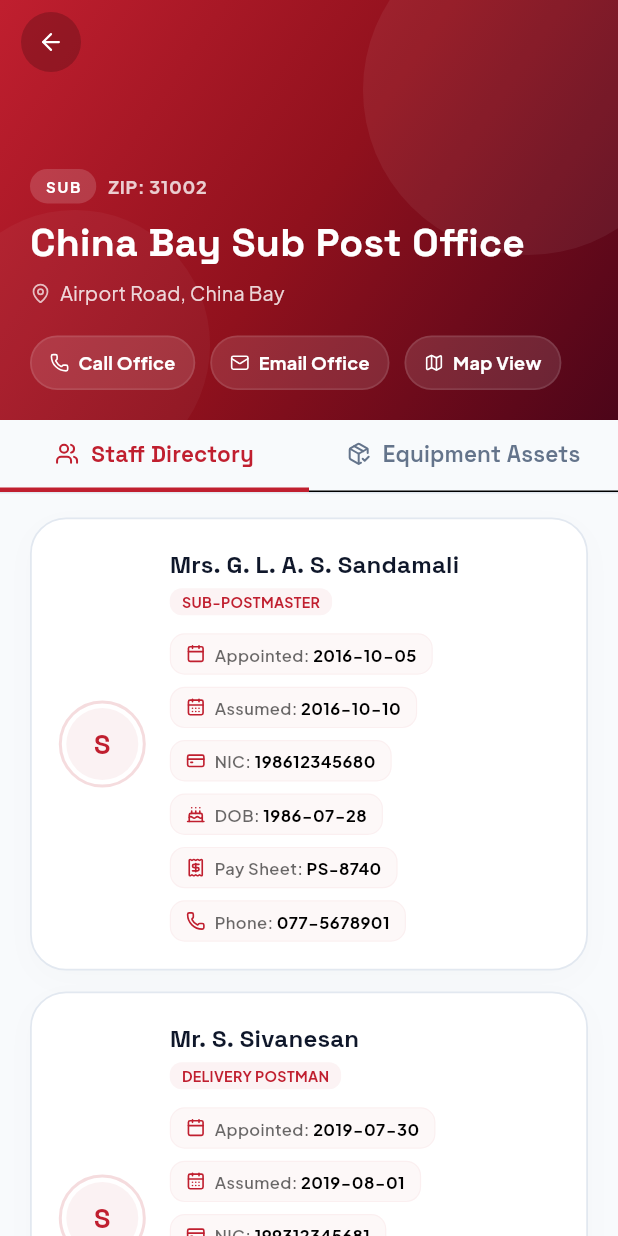
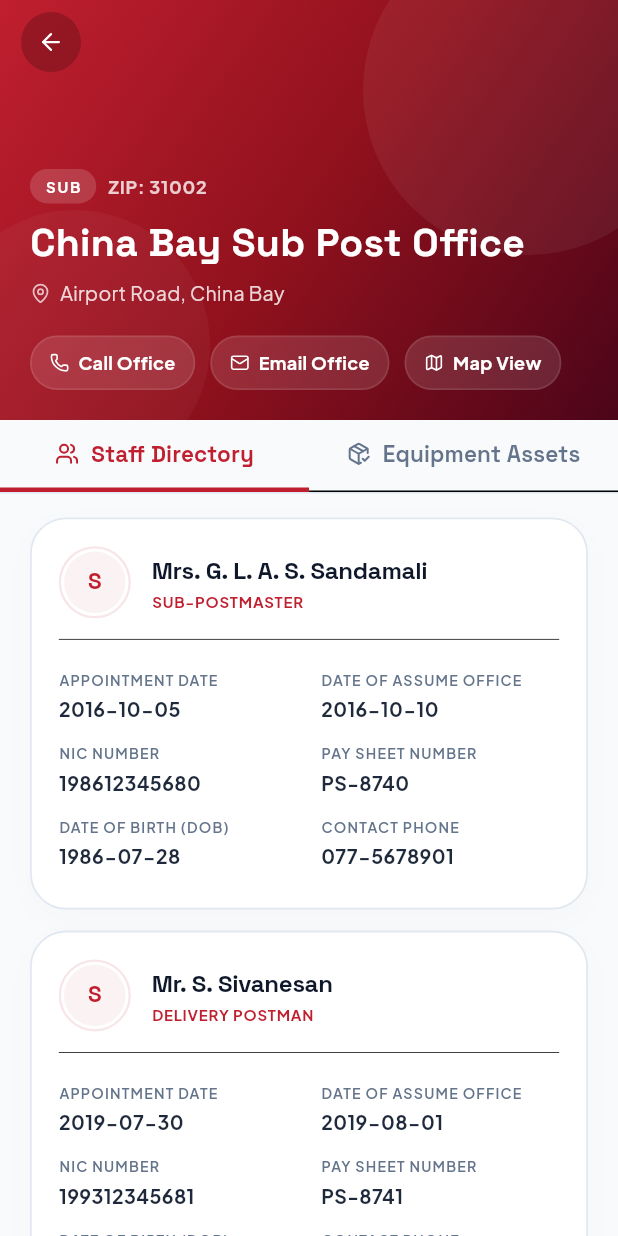
Before and after one commit to Muzakkir-yash/Trincomalee-Post-app, a Flutter app: the screen it shows after launch, after a tap on "Sub POs", after a tap on "China Bay Sub Post Office", on a phone screen of 412 x 824 dp. Run offline on Flutter 3.47's test engine with Material 3 defaults, Android fonts, the phone set to English and light mode, and no system bars; our stand-ins replace cloud_firestore, firebase_core, flutter_lucide, google_fonts; accounts and stored records are empty.

Commit message:
style: Refactor staff cards to a professional 2-column HR metadata grid

```diff
--- a/lib/screens/detail_screen.dart
+++ b/lib/screens/detail_screen.dart
@@ -674,42 +674,43 @@ class _DetailScreenState extends State<DetailScreen> with SingleTickerProviderSt
       );
     }
 
-  Widget _buildDetailItem(ThemeData theme, IconData icon, String label, String value) {
-    if (value.trim().isEmpty) return const SizedBox.shrink();
+  Widget _buildDetailRow(String label1, String value1, String label2, String value2, ThemeData theme) {
     final isDark = theme.brightness == Brightness.dark;
-    return Container(
-      padding: const EdgeInsets.symmetric(horizontal: 10, vertical: 5),
-      decoration: BoxDecoration(
-        color: isDark ? const Color(0xFF1E2640).withAlpha(120) : theme.colorScheme.primary.withAlpha(8),
-        borderRadius: BorderRadius.circular(10),
-        border: Border.all(
-          color: isDark ? const Color(0xFFFDA4AF).withAlpha(15) : theme.colorScheme.primary.withAlpha(10),
-          width: 0.8,
-        ),
-      ),
+    final labelStyle = TextStyle(
+      fontSize: 9.5,
+      fontWeight: FontWeight.w600,
+      letterSpacing: 0.8,
+      color: isDark ? const Color(0xFF94A3B8) : const Color(0xFF64748B),
+    );
+    final valueStyle = TextStyle(
+      fontSize: 13,
+      fontWeight: FontWeight.bold,
+      color: isDark ? Colors.white : const Color(0xFF1E293B),
+    );
+
+    return Padding(
+      padding: const EdgeInsets.symmetric(vertical: 6.0),
       child: Row(
-        mainAxisSize: MainAxisSize.min,
         children: [
-          Icon(
-            icon,
-            size: 13,
-            color: isDark ? const Color(0xFFFDA4AF) : theme.colorScheme.primary,
-          ),
-          const SizedBox(width: 6),
-          Text(
-            '$label: ',
-            style: TextStyle(
-              fontSize: 11,
-              fontWeight: FontWeight.w600,
-              color: (isDark ? Colors.white : Colors.black).withAlpha(150),
+          Expanded(
+            child: Column(
+              crossAxisAlignment: CrossAxisAlignment.start,
+              children: [
+                Text(label1.toUpperCase(), style: labelStyle),
+                const SizedBox(height: 3),
+                Text(value1.trim().isEmpty ? '-' : value1, style: valueStyle),
+              ],
             ),
           ),
-          Text(
-            value,
-            style: TextStyle(
-              fontSize: 11,
-              fontWeight: FontWeight.bold,
-              color: isDark ? Colors.white : Colors.black,
+          const SizedBox(width: 16),
+          Expanded(
+            child: Column(
+              crossAxisAlignment: CrossAxisAlignment.start,
+              children: [
+                Text(label2.toUpperCase(), style: labelStyle),
+                const SizedBox(height: 3),
+                Text(value2.trim().isEmpty ? '-' : value2, style: valueStyle),
+              ],
             ),
           ),
         ],
@@ -762,16 +763,16 @@ class _DetailScreenState extends State<DetailScreen> with SingleTickerProviderSt
                     children: [
                       // Double-ring avatar container
                       Container(
-                        width: 58,
-                        height: 58,
+                        width: 48,
+                        height: 48,
                         decoration: BoxDecoration(
                           shape: BoxShape.circle,
                           border: Border.all(
-                            color: isDark ? const Color(0xFFFDA4AF).withAlpha(70) : theme.colorScheme.primary.withAlpha(40),
-                            width: 2.0,
+                            color: isDark ? const Color(0xFFFDA4AF).withAlpha(50) : theme.colorScheme.primary.withAlpha(30),
+                            width: 1.5,
                           ),
                         ),
-                        padding: const EdgeInsets.all(3),
+                        padding: const EdgeInsets.all(2),
                         child: CircleAvatar(
                           backgroundColor: isDark ? const Color(0xFF1E2640) : theme.colorScheme.primary.withAlpha(15),
                           child: Text(
@@ -779,14 +780,13 @@ class _DetailScreenState extends State<DetailScreen> with SingleTickerProviderSt
                             style: TextStyle(
                               color: isDark ? const Color(0xFFFDA4AF) : theme.colorScheme.primary,
                               fontWeight: FontWeight.bold,
-                              fontSize: 18,
+                              fontSize: 15,
                               fontFamily: GoogleFonts.spaceGrotesk().fontFamily,
                             ),
                           ),
                         ),
                       ),
-                      const SizedBox(width: 16),
-                      // Details
+                      const SizedBox(width: 14),
                       Expanded(
                         child: Column(
                           crossAxisAlignment: CrossAxisAlignment.start,
@@ -796,44 +796,28 @@ class _DetailScreenState extends State<DetailScreen> with SingleTickerProviderSt
                               style: theme.textTheme.titleMedium?.copyWith(
                                 fontSize: 16,
                                 fontWeight: FontWeight.bold,
+                                letterSpacing: -0.2,
                               ),
                             ),
-                            const SizedBox(height: 4),
-                            // Role Badge
-                            Container(
-                              padding: const EdgeInsets.symmetric(horizontal: 8, vertical: 2),
-                              decoration: BoxDecoration(
-                                color: isDark ? const Color(0xFF1E2640) : theme.colorScheme.primary.withAlpha(14),
-                                borderRadius: BorderRadius.circular(8),
+                            const SizedBox(height: 2),
+                            Text(
+                              member.designation.toUpperCase(),
+                              style: theme.textTheme.labelSmall?.copyWith(
+                                color: isDark ? const Color(0xFFFDA4AF) : theme.colorScheme.primary,
+                                fontSize: 10,
+                                fontWeight: FontWeight.bold,
+                                letterSpacing: 0.5,
                               ),
-                              child: Text(
-                                member.designation.toUpperCase(),
-                                style: theme.textTheme.labelSmall?.copyWith(
-                                  color: isDark ? const Color(0xFFFDA4AF) : theme.colorScheme.primary,
-                                  fontSize: 9.5,
-                                  fontWeight: FontWeight.bold,
-                                  letterSpacing: 0.2,
-                                ),
-                              ),
-                            ),
-                            const SizedBox(height: 12),
-                            Wrap(
-                              spacing: 8,
-                              runSpacing: 8,
-                              children: [
-                                _buildDetailItem(theme, LucideIcons.calendar, 'Appointed', member.appointmentDate),
-                                _buildDetailItem(theme, LucideIcons.calendar_days, 'Assumed', member.assumeDate),
-                                _buildDetailItem(theme, LucideIcons.credit_card, 'NIC', member.nic),
-                                _buildDetailItem(theme, LucideIcons.cake, 'DOB', member.dob),
-                                _buildDetailItem(theme, LucideIcons.receipt, 'Pay Sheet', member.paySheetNumber),
-                                _buildDetailItem(theme, LucideIcons.phone, 'Phone', member.phone),
-                              ],
                             ),
                           ],
                         ),
                       ),
                     ],
                   ),
+                  const Divider(height: 28, thickness: 0.5),
+                  _buildDetailRow('Appointment Date', member.appointmentDate, 'Date of assume office', member.assumeDate, theme),
+                  _buildDetailRow('NIC Number', member.nic, 'Pay Sheet Number', member.paySheetNumber, theme),
+                  _buildDetailRow('Date of Birth (DOB)', member.dob, 'Contact Phone', member.phone, theme),
                   if (widget.office.type == 'Main') ...[
                     const Divider(height: 28, thickness: 0.5),
                     // Footer Actions
```
